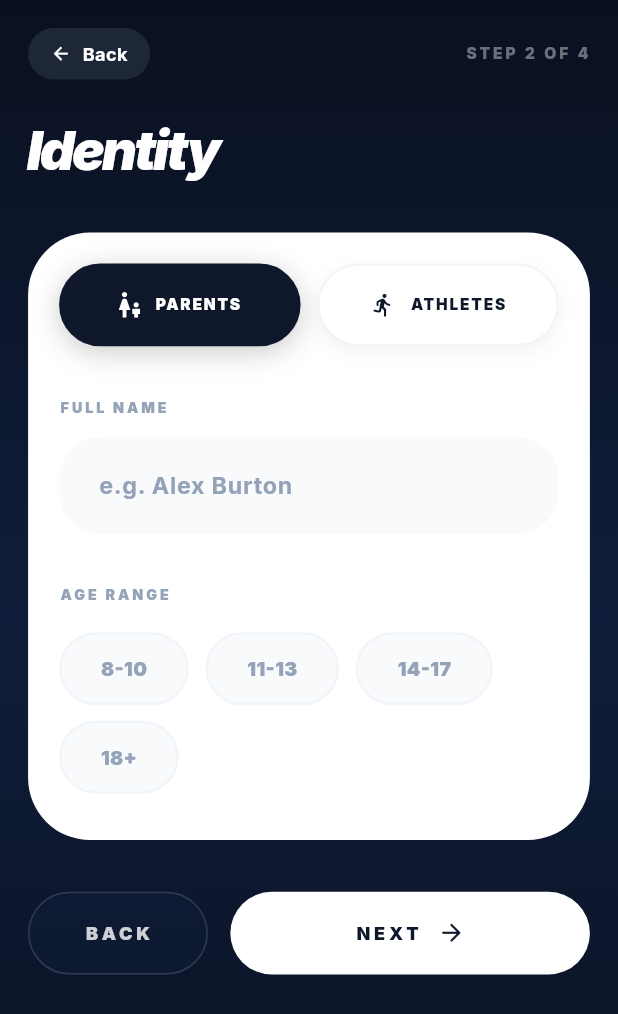
After one commit to srsakilhossen302/sports_program_booking, a Flutter app: the IdentityScreen screen opened by its route, on a phone screen of 412 x 824 dp. The commit adds this screen. Shown: the top 1014 px of the screen. Run offline on Flutter 3.47's test engine with Material 3 defaults, Android fonts, the phone set to English and light mode, and no system bars; our stand-ins replace flutter_screenutil, flutter_svg, get, google_fonts, pinput, shared_preferences; accounts and stored records are empty.

Commit message:
feat: implement identity and sports selection screens under the athlete_family module

```diff
--- a/lib/core/app_route.dart
+++ b/lib/core/app_route.dart
@@ -5,7 +5,8 @@ import '../view/screens/auth/sign_up/screen/sign_up_screen.dart';
 import '../view/screens/auth/sign_in/screen/sign_in_screen.dart';
 import '../view/screens/auth/verification/screen/verification_screen.dart';
 import '../view/screens/auth/role_selection/screen/role_selection_screen.dart';
-import '../view/screens/auth/sports_selection/screen/sports_selection_screen.dart';
+import '../view/screens/athlete_family/sports_selection/screen/sports_selection_screen.dart';
+import '../view/screens/athlete_family/identity/screen/identity_screen.dart';
 
 class AppRoute {
   static const String splash = '/splash';
@@ -15,6 +16,7 @@ class AppRoute {
   static const String verification = '/verification';
   static const String roleSelection = '/role_selection';
   static const String sportsSelection = '/sports_selection';
+  static const String identity = '/identity';
   static const String booking = '/booking';
 
   static List<GetPage> routes = [
@@ -25,5 +27,6 @@ class AppRoute {
     GetPage(name: verification, page: () => const VerificationScreen()),
     GetPage(name: roleSelection, page: () => const RoleSelectionScreen()),
     GetPage(name: sportsSelection, page: () => const SportsSelectionScreen()),
+    GetPage(name: identity, page: () => const IdentityScreen()),
   ];
 }
--- a/lib/core/dependency.dart
+++ b/lib/core/dependency.dart
@@ -6,7 +6,8 @@ import '../view/screens/auth/sign_up/controller/sign_up_controller.dart';
 import '../view/screens/auth/sign_in/controller/sign_in_controller.dart';
 import '../view/screens/auth/verification/controller/verification_controller.dart';
 import '../view/screens/auth/role_selection/controller/role_selection_controller.dart';
-import '../view/screens/auth/sports_selection/controller/sports_selection_controller.dart';
+import '../view/screens/athlete_family/sports_selection/controller/sports_selection_controller.dart';
+import '../view/screens/athlete_family/identity/controller/identity_controller.dart';
 import '../view/screens/booking/controller/booking_controller.dart';
 
 class DependencyInjection extends Bindings {
@@ -20,6 +21,7 @@ class DependencyInjection extends Bindings {
     Get.lazyPut(() => VerificationController(), fenix: true);
     Get.lazyPut(() => RoleSelectionController(), fenix: true);
     Get.lazyPut(() => SportsSelectionController(), fenix: true);
+    Get.lazyPut(() => IdentityController(), fenix: true);
     Get.lazyPut(() => BookingController(), fenix: true);
   }
 }
--- a/lib/core/utils/app_icons.dart
+++ b/lib/core/utils/app_icons.dart
@@ -4,4 +4,5 @@ class AppIcons {
   static const String googleIcon = '$basePath/Continue with Google.svg';
   static const String appleIcon = '$basePath/Continue with Apple.svg';
   static const String phoneIcon = '$basePath/bi_phone.svg';
+  static const String parentsIcon = '$basePath/Parents.svg';
 }
--- /dev/null
+++ b/lib/view/screens/athlete_family/identity/controller/identity_controller.dart
@@ -0,0 +1,37 @@
+import 'package:flutter/material.dart';
+import 'package:get/get.dart';
+
+class IdentityController extends GetxController {
+  // Identity type (Parents or Athletes)
+  var identityType = "Parents".obs;
+
+  // Full name controller
+  final TextEditingController nameController = TextEditingController();
+
+  // Selected age range
+  var selectedAgeRange = "".obs;
+
+  final List<String> ageRanges = [
+    "8-10",
+    "11-13",
+    "14-17",
+    "18+",
+  ];
+
+  void setIdentityType(String type) {
+    identityType.value = type;
+  }
+
+  void setAgeRange(String range) {
+    selectedAgeRange.value = range;
+  }
+
+  bool get isAllFieldsFilled =>
+    nameController.text.isNotEmpty && selectedAgeRange.value.isNotEmpty;
+
+  @override
+  void onClose() {
+    nameController.dispose();
+    super.onClose();
+  }
+}
--- /dev/null
+++ b/lib/view/screens/athlete_family/identity/screen/identity_screen.dart
@@ -0,0 +1,346 @@
+import 'package:flutter/material.dart';
+import 'package:flutter_screenutil/flutter_screenutil.dart';
+import 'package:get/get.dart';
+import 'package:google_fonts/google_fonts.dart';
+import 'package:flutter_svg/flutter_svg.dart';
+import '../../../../../core/utils/app_colors.dart';
+import '../../../../../core/utils/app_icons.dart';
+import '../controller/identity_controller.dart';
+
+class IdentityScreen extends StatelessWidget {
+  const IdentityScreen({super.key});
+
+  @override
+  Widget build(BuildContext context) {
+    return GetBuilder<IdentityController>(
+      init: IdentityController(),
+      builder: (controller) {
+        return Scaffold(
+          body: Container(
+            width: double.infinity,
+            height: double.infinity,
+            decoration: const BoxDecoration(
+              gradient: AppColors.splashGradient,
+            ),
+            child: SafeArea(
+              child: SingleChildScrollView(
+                physics: const BouncingScrollPhysics(),
+                child: Padding(
+                  padding: EdgeInsets.all(20.w),
+                  child: Column(
+                    crossAxisAlignment: CrossAxisAlignment.start,
+                    children: [
+                      // Header
+                      Row(
+                        mainAxisAlignment: MainAxisAlignment.spaceBetween,
+                        children: [
+                          GestureDetector(
+                            onTap: () => Get.back(),
+                            child: Container(
+                              padding: EdgeInsets.symmetric(horizontal: 16.w, vertical: 10.h),
+                              decoration: BoxDecoration(
+                                color: const Color(0xFF1E2737),
+                                borderRadius: BorderRadius.circular(30.r),
+                              ),
+                              child: Row(
+                                mainAxisSize: MainAxisSize.min,
+                                children: [
+                                  Icon(Icons.arrow_back, color: Colors.white, size: 16.sp),
+                                  SizedBox(width: 8.w),
+                                  Text(
+                                    "Back",
+                                    style: TextStyle(
+                                      color: Colors.white,
+                                      fontSize: 14.sp,
+                                      fontWeight: FontWeight.w700,
+                                    ),
+                                  ),
+                                ],
+                              ),
+                            ),
+                          ),
+                          Text(
+                            "STEP 2 OF 4",
+                            style: TextStyle(
+                              color: Colors.white.withOpacity(0.4),
+                              fontSize: 12.sp,
+                              fontWeight: FontWeight.w800,
+                              letterSpacing: 2.0,
+                            ),
+                          ),
+                        ],
+                      ),
+                      SizedBox(height: 32.h),
+                      // Title
+                      Text(
+                        "Identity",
+                        style: GoogleFonts.inter(
+                          color: Colors.white,
+                          fontSize: 42.sp, // Slightly larger
+                          fontWeight: FontWeight.w900,
+                          fontStyle: FontStyle.italic,
+                          height: 1.1,
+                          letterSpacing: -2.0.w,
+                        ),
+                      ),
+                      SizedBox(height: 40.h),
+
+                      // Content Card
+                      Container(
+                        width: double.infinity,
+                        padding: EdgeInsets.all(24.r),
+                        decoration: BoxDecoration(
+                          color: Colors.white,
+                          borderRadius: BorderRadius.circular(48.r), // More rounded
+                        ),
+                        child: Column(
+                          crossAxisAlignment: CrossAxisAlignment.start,
+                          children: [
+                            // Identity Toggle
+                            Row(
+                              children: [
+                                Expanded(
+                                  child: _buildIdentityButton(
+                                    controller: controller,
+                                    label: "PARENTS",
+                                    svgPath: AppIcons.parentsIcon,
+                                    type: "Parents",
+                                  ),
+                                ),
+                                SizedBox(width: 12.w),
+                                Expanded(
+                                  child: _buildIdentityButton(
+                                    controller: controller,
+                                    label: "ATHLETES",
+                                    icon: Icons.directions_run_rounded,
+                                    type: "Athletes",
+                                  ),
+                                ),
+                              ],
+                            ),
+                            SizedBox(height: 40.h),
+
+                            // Full Name Section
+                            Text(
+                              "FULL NAME",
+                              style: GoogleFonts.inter(
+                                color: const Color(0xFF94A3B8),
+                                fontSize: 11.sp,
+                                fontWeight: FontWeight.w900,
+                                letterSpacing: 2.0,
+                              ),
+                            ),
+                            SizedBox(height: 14.h),
+                            TextField(
+                              controller: controller.nameController,
+                              style: TextStyle(color: const Color(0xFF0F172A), fontSize: 18.sp, fontWeight: FontWeight.w800),
+                              decoration: InputDecoration(
+                                hintText: "e.g. Alex Burton",
+                                hintStyle: TextStyle(color: const Color(0xFF94A3B8), fontSize: 18.sp, fontWeight: FontWeight.w700),
+                                fillColor: const Color(0xFFF8FAFC),
+                                filled: true,
+                                border: OutlineInputBorder(
+                                  borderRadius: BorderRadius.circular(32.r),
+                                  borderSide: BorderSide.none,
+                                ),
+                                contentPadding: EdgeInsets.symmetric(horizontal: 24.w, vertical: 24.h),
+                              ),
+                            ),
+                            SizedBox(height: 40.h),
+
+                            // Age Range Section
+                            Text(
+                              "AGE RANGE",
+                              style: GoogleFonts.inter(
+                                color: const Color(0xFF94A3B8),
+                                fontSize: 11.sp,
+                                fontWeight: FontWeight.w900,
+                                letterSpacing: 2.0,
+                              ),
+                            ),
+                            SizedBox(height: 20.h),
+                            Wrap(
+                              spacing: 12.w,
+                              runSpacing: 12.h,
+                              children: controller.ageRanges.map((range) {
+                                return Obx(() {
+                                  final isSelected = controller.selectedAgeRange.value == range;
+                                  return GestureDetector(
+                                    onTap: () => controller.setAgeRange(range),
+                                    child: Container(
+                                      padding: EdgeInsets.symmetric(horizontal: 28.w, vertical: 16.h),
+                                      decoration: BoxDecoration(
+                                        color: isSelected ? const Color(0xFF0F172A) : const Color(0xFFF8FAFC),
+                                        borderRadius: BorderRadius.circular(32.r),
+                                        border: Border.all(
+                                          color: isSelected ? const Color(0xFF0F172A) : const Color(0xFFF1F5F9),
+                                          width: 1.5,
+                                        ),
+                                        boxShadow: isSelected ? [
+                                          BoxShadow(
+                                            color: const Color(0xFF0F172A).withOpacity(0.2),
+                                            blurRadius: 10,
+                                            offset: const Offset(0, 4),
+                                          )
+                                        ] : null,
+                                      ),
+                                      child: Text(
+                                        range,
+                                        style: TextStyle(
+                                          color: isSelected ? Colors.white : const Color(0xFF94A3B8),
+                                          fontSize: 15.sp,
+                                          fontWeight: FontWeight.w900,
+                                        ),
+                                      ),
+                                    ),
+                                  );
+                                });
+                              }).toList(),
+                            ),
+                            SizedBox(height: 12.h),
+                          ],
+                        ),
+                      ),
+
+                      SizedBox(height: 40.h),
+
+                      // Bottom Buttons
+                      Row(
+                        children: [
+                          Expanded(
+                            flex: 1,
+                            child: SizedBox(
+                              height: 64.h,
+                              child: OutlinedButton(
+                                onPressed: () => Get.back(),
+                                style: OutlinedButton.styleFrom(
+                                  side: BorderSide(color: Colors.white.withOpacity(0.15)),
+                                  shape: RoundedRectangleBorder(
+                                    borderRadius: BorderRadius.circular(32.r),
+                                  ),
+                                  backgroundColor: const Color(0xFF0F1E3A).withOpacity(0.4),
+                                ),
+                                child: Text(
+                                  "BACK",
+                                  style: TextStyle(
+                                    color: Colors.white.withOpacity(0.8),
+                                    fontSize: 14.sp,
+                                    fontWeight: FontWeight.w900,
+                                    letterSpacing: 2.5,
+                                  ),
+                                ),
+                              ),
+                            ),
+                          ),
+                          SizedBox(width: 16.w),
+                          Expanded(
+                            flex: 2,
+                            child: SizedBox(
+                              height: 64.h,
+                              child: ElevatedButton(
+                                onPressed: () {
+                                  // Navigate to Step 3
+                                },
+                                style: ElevatedButton.styleFrom(
+                                  backgroundColor: Colors.white,
+                                  foregroundColor: const Color(0xFF0F172A),
+                                  shape: RoundedRectangleBorder(
+                                    borderRadius: BorderRadius.circular(32.r),
+                                  ),
+                                  elevation: 0,
+                                ),
+                                child: Row(
+                                  mainAxisAlignment: MainAxisAlignment.center,
+                                  children: [
+                                    Text(
+                                      "NEXT",
+                                      style: TextStyle(
+                                        fontSize: 14.sp,
+                                        fontWeight: FontWeight.w900,
+                                        letterSpacing: 2.5,
+                                      ),
+                                    ),
+                                    SizedBox(width: 12.w),
+                                    Icon(Icons.arrow_forward_rounded, size: 22.sp),
+                                  ],
+                                ),
+                              ),
+                            ),
+                          ),
+                        ],
+                      ),
+                      SizedBox(height: 24.h),
+                    ],
+                  ),
+                ),
+              ),
+            ),
+          ),
+        );
+      },
+    );
+  }
+
+  Widget _buildIdentityButton({
+    required IdentityController controller,
+    required String label,
+    IconData? icon,
+    String? svgPath,
+    required String type,
+  }) {
+    return Obx(() {
+      final isSelected = controller.identityType.value == type;
+      return GestureDetector(
+        onTap: () => controller.setIdentityType(type),
+        child: Container(
+          height: 64.h,
+          decoration: BoxDecoration(
+            color: isSelected ? const Color(0xFF0F172A) : Colors.white,
+            borderRadius: BorderRadius.circular(32.r),
+            border: Border.all(
+              color: isSelected ? const Color(0xFF0F172A) : const Color(0xFFF1F5F9),
+              width: 1.5,
+            ),
+            boxShadow: [
+              BoxShadow(
+                color: Colors.black.withOpacity(isSelected ? 0.2 : 0.05),
+                blurRadius: isSelected ? 15 : 10,
+                offset: const Offset(0, 4),
+              )
+            ],
+          ),
+          child: Row(
+            mainAxisAlignment: MainAxisAlignment.center,
+            children: [
+              if (svgPath != null)
+                SvgPicture.asset(
+                  svgPath,
+                  colorFilter: ColorFilter.mode(
+                    isSelected ? Colors.white : const Color(0xFF0F172A),
+                    BlendMode.srcIn,
+                  ),
+                  height: 20.sp,
+                )
+              else if (icon != null)
+                Icon(
+                  icon,
+                  color: isSelected ? Colors.white : const Color(0xFF0F172A),
+                  size: 20.sp,
+                ),
+              SizedBox(width: 10.w),
+              Text(
+                label,
+                style: GoogleFonts.inter(
+                  color: isSelected ? Colors.white : const Color(0xFF0F172A),
+                  fontSize: 12.sp,
+                  fontWeight: FontWeight.w900,
+                  letterSpacing: 1.2,
+                ),
+              ),
+            ],
+          ),
+        ),
+      );
+    });
+  }
+}
--- a/lib/view/screens/auth/sports_selection/screen/sports_selection_screen.dart
+++ b/lib/view/screens/athlete_family/sports_selection/screen/sports_selection_screen.dart
@@ -2,6 +2,7 @@ import 'package:flutter/material.dart';
 import 'package:flutter_screenutil/flutter_screenutil.dart';
 import 'package:get/get.dart';
 import 'package:google_fonts/google_fonts.dart';
+import '../../../../../core/app_route.dart';
 import '../../../../../core/utils/app_colors.dart';
 import '../controller/sports_selection_controller.dart';
 
@@ -240,7 +241,7 @@ class SportsSelectionScreen extends StatelessWidget {
                               height: 60.h,
                               child: ElevatedButton(
                                 onPressed: () {
-                                  // Navigate to next step
+                                  Get.toNamed(AppRoute.identity);
                                 },
                                 style: ElevatedButton.styleFrom(
                                   backgroundColor: Colors.white,
```
Also changed, not shown: assets/icons/Parents.svg (added), lib/view/screens/athlete_family/sports_selection/controller/sports_selection_controller.dart (renamed from lib/view/screens/auth/sports_selection/controller/sports_selection_controller.dart).
